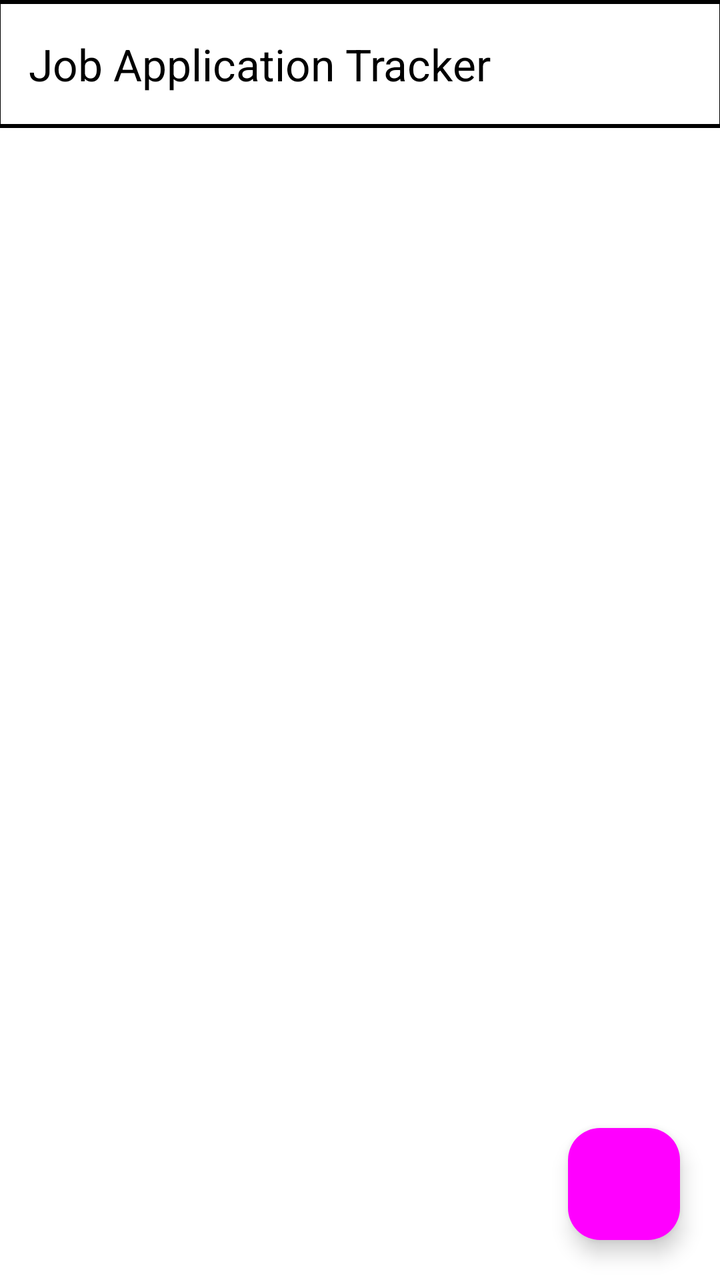
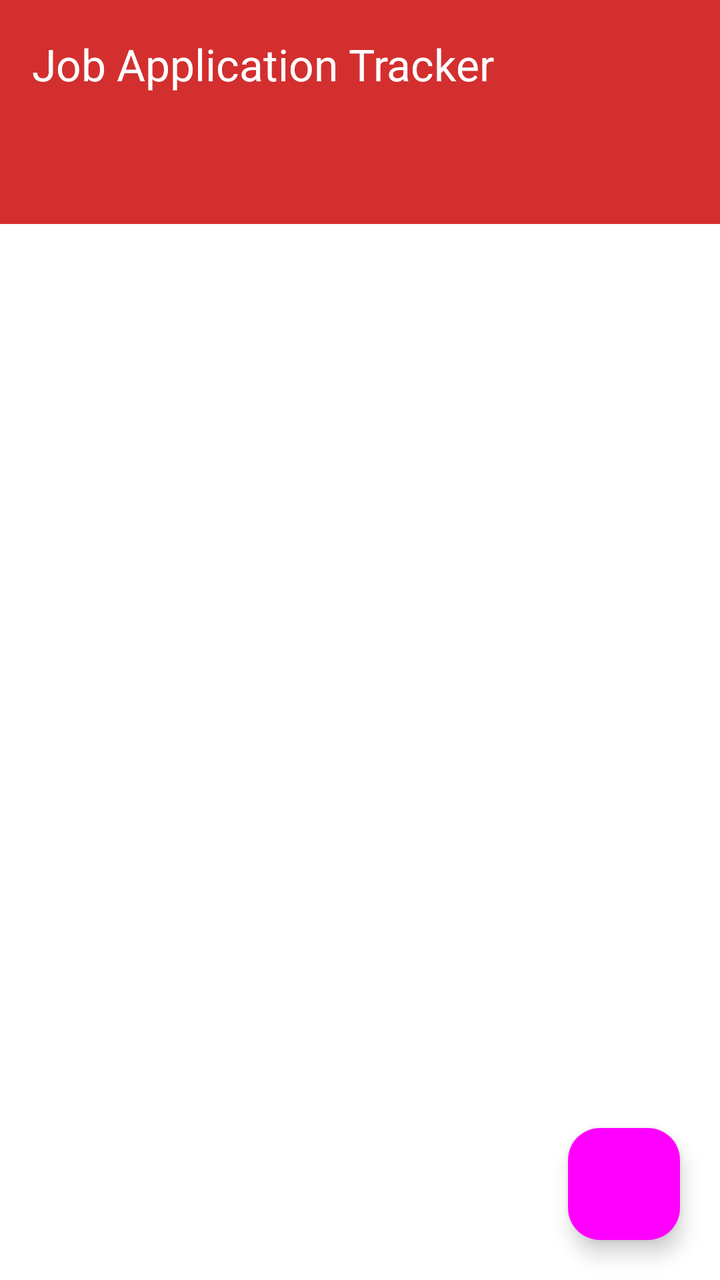

Screens rendered from an Android XML layout before and after an edit, with the pre-edit source and the edit as a unified diff.
<!-- AndroidManifest.xml: application theme Theme.JobsApplicationTracker -->
<!-- res/layout/activity_main.xml -->
<?xml version="1.0" encoding="utf-8"?>
<androidx.constraintlayout.widget.ConstraintLayout xmlns:android="http://schemas.android.com/apk/res/android"
    xmlns:app="http://schemas.android.com/apk/res-auto"
    xmlns:tools="http://schemas.android.com/tools"
    android:id="@+id/main"
    android:layout_width="match_parent"
    android:layout_height="match_parent"
    android:background="@color/white"
    tools:context=".MainActivity">


    <androidx.coordinatorlayout.widget.CoordinatorLayout
        android:id="@+id/coordinatorLayout"
        android:layout_width="match_parent"
        android:layout_height="wrap_content"
        app:layout_constraintEnd_toEndOf="parent"
        app:layout_constraintStart_toStartOf="parent"
        app:layout_constraintTop_toTopOf="parent">

        <com.google.android.material.appbar.AppBarLayout
            android:layout_width="match_parent"
            android:layout_height="wrap_content"
            android:layout_marginStart="-2dp"
            android:layout_marginEnd="-2dp"
            android:background="@drawable/toolbar_background">

            <com.google.android.material.appbar.MaterialToolbar
                android:id="@+id/topAppBar"
                android:layout_width="match_parent"
                android:layout_height="wrap_content"
                android:background="@android:color/transparent"
                android:elevation="8dp"

                android:minHeight="?attr/actionBarSize"
                android:theme="@style/ToolbarIconTintGreen"
                app:menu="@menu/home_app_bar"
                app:popupTheme="@style/ToolbarIconTintGreen"
                app:title="@string/home_title"
                app:titleTextColor="@color/black" />

        </com.google.android.material.appbar.AppBarLayout>

        <androidx.core.widget.NestedScrollView
            android:id="@+id/nestedScrollView"
            android:layout_width="match_parent"
            android:layout_height="match_parent"
            android:fillViewport="true"
            android:visibility="gone"
            app:layout_behavior="@string/appbar_scrolling_view_behavior">

            <androidx.recyclerview.widget.RecyclerView
                android:id="@+id/jobs_recycler_view"
                android:layout_width="match_parent"
                android:layout_height="match_parent" />
        </androidx.core.widget.NestedScrollView>

    </androidx.coordinatorlayout.widget.CoordinatorLayout>

    <com.google.android.material.floatingactionbutton.FloatingActionButton
        android:id="@+id/add_job_application"
        style="?attr/floatingActionButtonStyle"
        android:layout_width="wrap_content"
        android:layout_height="wrap_content"

        android:layout_margin="20dp"
        android:contentDescription="@string/add_job_applications"
        app:layout_constraintBottom_toBottomOf="parent"
        app:layout_constraintEnd_toEndOf="parent"
        app:materialThemeOverlay="@style/ThemeOverlay.Material3Expressive.FloatingActionButton.Primary"
        app:srcCompat="@drawable/add" />

    <TextView
        android:id="@+id/null_message"
        android:layout_width="0dp"
        android:layout_height="wrap_content"
        android:layout_margin="15dp"
        android:fontFamily="@font/rubik"
        android:text="No Applications"
        android:textColor="@color/design_default_color_error"
        android:textSize="20sp"
        android:visibility="invisible"
        app:layout_constraintEnd_toEndOf="parent"
        app:layout_constraintStart_toStartOf="parent"
        app:layout_constraintTop_toBottomOf="@+id/coordinatorLayout" />

</androidx.constraintlayout.widget.ConstraintLayout>
<!-- resources referenced by this layout -->
<resources>
  <color name="black">#FF000000</color>
  <color name="white">#FFFFFFFF</color>
  <!-- drawable add (drawable) -->
  <vector xmlns:android="http://schemas.android.com/apk/res/android"
      android:width="24dp"
      android:height="24dp"
      android:viewportWidth="960"
      android:viewportHeight="960">
    <path
        android:pathData="M440,840v-320L120,520v-80h320v-320h80v320h320v80L520,520v320h-80Z"
        android:fillColor="#000000"/>
  </vector>
  <!-- drawable toolbar_background (drawable) -->
  <?xml version="1.0" encoding="utf-8"?>
  <shape xmlns:android="http://schemas.android.com/apk/res/android">
  <stroke android:width="2dp" android:color="@color/black"/>
  <solid android:color="@android:color/transparent"/>
  
  </shape>
  <string name="add_job_applications">Add Job applications</string>
  <string name="home_title">Job Application Tracker</string>
  <style name="ToolbarIconTintGreen" parent="ThemeOverlay.AppCompat.ActionBar">
  
          <item name="android:textColor">@color/black</item>
          <item name="android:editTextColor">@color/black</item>
  
          <item name="android:background">@color/white</item>
          <item name="android:backgroundTint">@color/white</item>
          <item name="colorControlNormal">@android:color/black</item>
      </style>
  <style name="Theme.JobsApplicationTracker" parent="Base.Theme.JobsApplicationTracker" />
  <style name="Base.Theme.JobsApplicationTracker" parent="Theme.Material3.DayNight.NoActionBar">
  
  
      </style>
</resources>

<!-- the commit's change to res/layout/activity_main.xml (unified diff, before → after) -->
@@ -5,14 +5,15 @@
     android:id="@+id/main"
     android:layout_width="match_parent"
     android:layout_height="match_parent"
-    android:background="@color/white"
+    android:background="?attr/colorSurface"
     tools:context=".MainActivity">
 
 
     <androidx.coordinatorlayout.widget.CoordinatorLayout
         android:id="@+id/coordinatorLayout"
         android:layout_width="match_parent"
-        android:layout_height="wrap_content"
+        android:layout_height="match_parent"
+        app:layout_constraintBottom_toBottomOf="parent"
         app:layout_constraintEnd_toEndOf="parent"
         app:layout_constraintStart_toStartOf="parent"
         app:layout_constraintTop_toTopOf="parent">
@@ -20,39 +21,34 @@
         <com.google.android.material.appbar.AppBarLayout
             android:layout_width="match_parent"
             android:layout_height="wrap_content"
-            android:layout_marginStart="-2dp"
-            android:layout_marginEnd="-2dp"
-            android:background="@drawable/toolbar_background">
+            android:background="?attr/colorPrimary">
 
             <com.google.android.material.appbar.MaterialToolbar
                 android:id="@+id/topAppBar"
                 android:layout_width="match_parent"
                 android:layout_height="wrap_content"
                 android:background="@android:color/transparent"
-                android:elevation="8dp"
+                app:title="@string/home_title"
+                app:titleTextColor="?attr/colorOnPrimary" />
 
-                android:minHeight="?attr/actionBarSize"
-                android:theme="@style/ToolbarIconTintGreen"
-                app:menu="@menu/home_app_bar"
-                app:popupTheme="@style/ToolbarIconTintGreen"
-                app:title="@string/home_title"
-                app:titleTextColor="@color/black" />
+            <com.google.android.material.tabs.TabLayout
+                android:id="@+id/tabLayout"
+                android:layout_width="match_parent"
+                android:layout_height="wrap_content"
+                android:background="?attr/colorPrimary"
+                app:tabIndicatorColor="?attr/colorOnPrimary"
+                app:tabPaddingEnd="10dp"
+                app:tabPaddingStart="10dp"
+                app:tabSelectedTextColor="?attr/colorOnPrimary"
+                app:tabTextColor="?attr/colorOnPrimary" />
 
         </com.google.android.material.appbar.AppBarLayout>
 
-        <androidx.core.widget.NestedScrollView
-            android:id="@+id/nestedScrollView"
+        <androidx.viewpager2.widget.ViewPager2
+            android:id="@+id/viewPager"
             android:layout_width="match_parent"
             android:layout_height="match_parent"
-            android:fillViewport="true"
-            android:visibility="gone"
-            app:layout_behavior="@string/appbar_scrolling_view_behavior">
-
-            <androidx.recyclerview.widget.RecyclerView
-                android:id="@+id/jobs_recycler_view"
-                android:layout_width="match_parent"
-                android:layout_height="match_parent" />
-        </androidx.core.widget.NestedScrollView>
+            app:layout_behavior="@string/appbar_scrolling_view_behavior" />
 
     </androidx.coordinatorlayout.widget.CoordinatorLayout>
 
@@ -61,7 +57,6 @@
         style="?attr/floatingActionButtonStyle"
         android:layout_width="wrap_content"
         android:layout_height="wrap_content"
-
         android:layout_margin="20dp"
         android:contentDescription="@string/add_job_applications"
         app:layout_constraintBottom_toBottomOf="parent"
@@ -69,18 +64,4 @@
         app:materialThemeOverlay="@style/ThemeOverlay.Material3Expressive.FloatingActionButton.Primary"
         app:srcCompat="@drawable/add" />
 
-    <TextView
-        android:id="@+id/null_message"
-        android:layout_width="0dp"
-        android:layout_height="wrap_content"
-        android:layout_margin="15dp"
-        android:fontFamily="@font/rubik"
-        android:text="No Applications"
-        android:textColor="@color/design_default_color_error"
-        android:textSize="20sp"
-        android:visibility="invisible"
-        app:layout_constraintEnd_toEndOf="parent"
-        app:layout_constraintStart_toStartOf="parent"
-        app:layout_constraintTop_toBottomOf="@+id/coordinatorLayout" />
-
 </androidx.constraintlayout.widget.ConstraintLayout>
<!-- resource entries referenced after the edit -->
@@ -1,7 +1,9 @@
 <!-- resources referenced by this layout -->
 <resources>
   <color name="black">#FF000000</color>
+  <color name="light_gray">#F5F5F5</color>
   <color name="white">#FFFFFFFF</color>
+  <color name="red_accent">#FF5252</color>
   <!-- drawable add (drawable) -->
   <vector xmlns:android="http://schemas.android.com/apk/res/android"
       android:width="24dp"
@@ -12,28 +14,26 @@
         android:pathData="M440,840v-320L120,520v-80h320v-320h80v320h320v80L520,520v320h-80Z"
         android:fillColor="#000000"/>
   </vector>
-  <!-- drawable toolbar_background (drawable) -->
-  <?xml version="1.0" encoding="utf-8"?>
-  <shape xmlns:android="http://schemas.android.com/apk/res/android">
-  <stroke android:width="2dp" android:color="@color/black"/>
-  <solid android:color="@android:color/transparent"/>
-  
-  </shape>
   <string name="add_job_applications">Add Job applications</string>
   <string name="home_title">Job Application Tracker</string>
-  <style name="ToolbarIconTintGreen" parent="ThemeOverlay.AppCompat.ActionBar">
-  
-          <item name="android:textColor">@color/black</item>
-          <item name="android:editTextColor">@color/black</item>
-  
-          <item name="android:background">@color/white</item>
-          <item name="android:backgroundTint">@color/white</item>
-          <item name="colorControlNormal">@android:color/black</item>
-      </style>
   <style name="Theme.JobsApplicationTracker" parent="Base.Theme.JobsApplicationTracker" />
   <style name="Base.Theme.JobsApplicationTracker" parent="Theme.Material3.DayNight.NoActionBar">
+          <item name="colorPrimary">@color/red_primary</item>
+          <item name="colorOnPrimary">@color/white</item>
+          <item name="colorPrimaryContainer">@color/red_accent</item>
+          <item name="colorOnPrimaryContainer">@color/white</item>
+          <item name="colorSecondary">@color/red_primary</item>
+          <item name="colorOnSecondary">@color/white</item>
+          <item name="android:statusBarColor">@color/red_primary</item>
   
-  
+          
+          <item name="colorSurface">@color/white</item>
+          <item name="colorOnSurface">@color/black</item>
+          <item name="colorSurfaceVariant">@color/light_gray</item>
+          <item name="colorOnSurfaceVariant">#49454F</item>
+          <item name="colorOutline">#79747E</item>
+          <item name="colorOutlineVariant">#C4C7C5</item>
       </style>
+  <color name="red_primary">#D32F2F</color>
 </resources>
 
